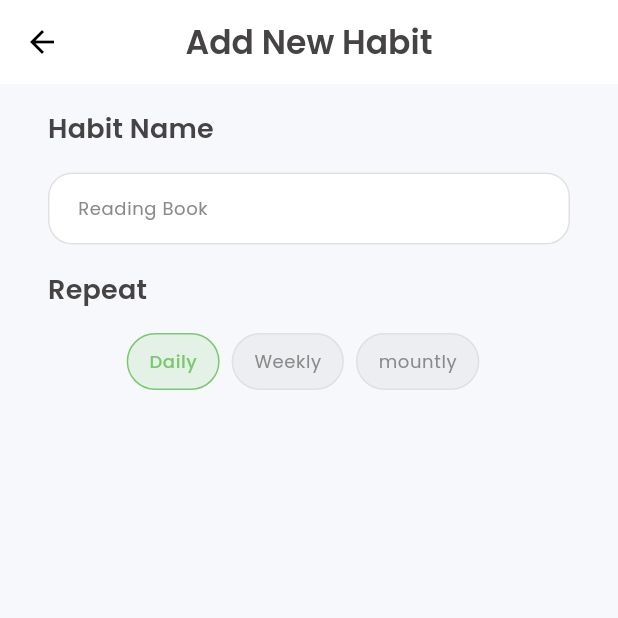
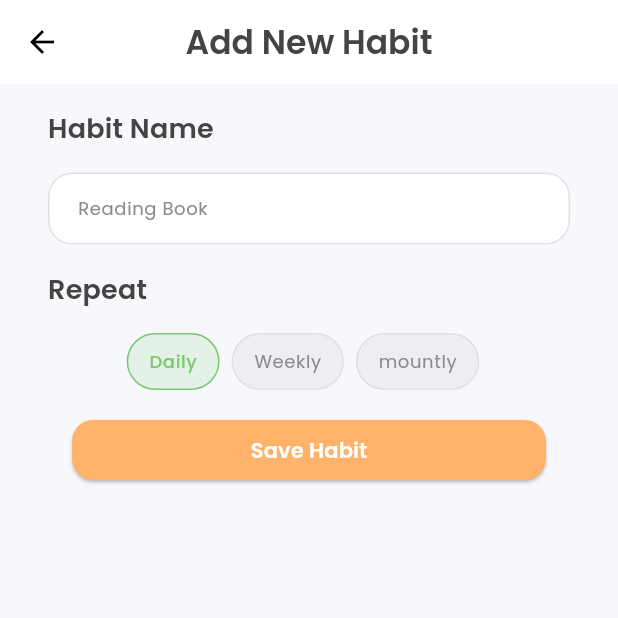
Before and after one commit to ikhsanmuhamad22/habbits_checker_app, a Flutter app: the screen it shows after launch, after a tap on "+ Add Habit", on a phone screen of 412 x 824 dp, the top half of it. Run offline on Flutter 3.47's test engine with Material 3 defaults, Android fonts, the phone set to English and light mode, and no system bars.

Commit message:
add: finnised v1

```diff
--- a/lib/models/habits_model.dart
+++ b/lib/models/habits_model.dart
@@ -1,13 +1,16 @@
+import 'package:habbits_checker/models/habit_repeat.dart';
+
 class Habit {
   final String title;
   bool isDone;
+  final HabitRepeat repeat;
 
-  Habit({required this.title, this.isDone = false});
+  Habit({required this.title, this.isDone = false, required this.repeat});
 }
 
 List<Habit> habits = [
-  Habit(title: 'Drink Water'),
-  Habit(title: 'Read Book'),
-  Habit(title: 'Exercise'),
-  Habit(title: 'Sleep Early'),
+  Habit(title: 'Drink Water', repeat: HabitRepeat.daily),
+  Habit(title: 'Read Book', repeat: HabitRepeat.daily),
+  Habit(title: 'Exercise', repeat: HabitRepeat.daily),
+  Habit(title: 'Sleep Early', repeat: HabitRepeat.daily),
 ];
--- a/lib/pages/add_habit_page.dart
+++ b/lib/pages/add_habit_page.dart
@@ -1,5 +1,7 @@
 import 'package:flutter/material.dart';
 import 'package:habbits_checker/models/habit_repeat.dart';
+import 'package:habbits_checker/models/habits_model.dart';
+import 'package:habbits_checker/theme/app_colors.dart';
 import 'package:habbits_checker/widgets/habit_name_input.dart';
 import 'package:habbits_checker/widgets/habit_repeat_input.dart';
 
@@ -11,18 +13,24 @@ class AddHabitPage extends StatefulWidget {
 }
 
 class _AddHabitPageState extends State<AddHabitPage> {
-  final TextEditingController habitController = TextEditingController();
-
   @override
   void dispose() {
     habitController.dispose();
     super.dispose();
   }
 
+  final TextEditingController habitController = TextEditingController();
+
   HabitRepeat repeat = HabitRepeat.daily;
 
   @override
   Widget build(BuildContext context) {
+    void saveHabit() {
+      if (habitController.text.trim().isEmpty) return;
+      final habit = Habit(title: habitController.text.trim(), repeat: repeat);
+      Navigator.pop(context, habit);
+    }
+
     return Scaffold(
       appBar: AppBar(
         centerTitle: true,
@@ -53,6 +61,23 @@ class _AddHabitPageState extends State<AddHabitPage> {
                 },
               ),
             ),
+            Container(
+              padding: EdgeInsets.all(16),
+              width: double.infinity,
+              child: ElevatedButton(
+                style: ButtonStyle(
+                  backgroundColor: WidgetStateProperty.all(AppColors.accent),
+                ),
+                onPressed: () => saveHabit(),
+                child: Text(
+                  'Save Habit',
+                  style: TextStyle(
+                    color: Colors.white,
+                    fontWeight: FontWeight.w600,
+                  ),
+                ),
+              ),
+            ),
           ],
         ),
       ),
--- a/lib/pages/main_page.dart
+++ b/lib/pages/main_page.dart
@@ -2,6 +2,7 @@ import 'package:flutter/material.dart';
 import 'package:habbits_checker/models/habits_model.dart';
 import 'package:habbits_checker/pages/add_habit_page.dart';
 import 'package:habbits_checker/theme/app_colors.dart';
+import 'package:habbits_checker/widgets/custom_drawer.dart';
 import 'package:habbits_checker/widgets/habit_checkbox.dart';
 import 'package:habbits_checker/widgets/habit_progress.dart';
 
@@ -15,15 +16,38 @@ class MainPage extends StatefulWidget {
 class _MainPageState extends State<MainPage> {
   @override
   Widget build(BuildContext context) {
+    void openAddHabitPage() async {
+      final Habit? newHabit = await Navigator.push(
+        context,
+        MaterialPageRoute(builder: (_) => const AddHabitPage()),
+      );
+
+      if (newHabit != null) {
+        setState(() {
+          habits.add(newHabit);
+        });
+      }
+    }
+
     return Scaffold(
       appBar: AppBar(
         centerTitle: true,
-        leading: Icon(Icons.format_list_bulleted_rounded),
+        leading: Builder(
+          builder: (context) {
+            return IconButton(
+              icon: const Icon(Icons.menu),
+              onPressed: () {
+                Scaffold.of(context).openDrawer();
+              },
+            );
+          },
+        ),
         title: Text(
           'Habit Chekcer',
           style: Theme.of(context).textTheme.titleLarge,
         ),
       ),
+      drawer: CustomDrawer(),
       body: Padding(
         padding: EdgeInsets.symmetric(vertical: 16, horizontal: 32),
         child: Column(
@@ -85,11 +109,7 @@ class _MainPageState extends State<MainPage> {
                 style: ButtonStyle(
                   backgroundColor: WidgetStateProperty.all(AppColors.accent),
                 ),
-                onPressed:
-                    () => Navigator.push(
-                      context,
-                      MaterialPageRoute(builder: (context) => AddHabitPage()),
-                    ),
+                onPressed: () => openAddHabitPage(),
                 child: Text(
                   '+ Add Habit',
                   style: TextStyle(
--- /dev/null
+++ b/lib/widgets/custom_drawer.dart
@@ -0,0 +1,22 @@
+import 'package:flutter/material.dart';
+
+class CustomDrawer extends StatelessWidget {
+  const CustomDrawer({super.key});
+
+  @override
+  Widget build(BuildContext context) {
+    return Drawer(
+      child: Padding(
+        padding: const EdgeInsets.symmetric(vertical: 0, horizontal: 32),
+        child: Column(
+          mainAxisAlignment: MainAxisAlignment.center,
+          crossAxisAlignment: CrossAxisAlignment.center,
+          children: [
+            Text('Habit checker v1'),
+            Text('develop and build by ihsan'),
+          ],
+        ),
+      ),
+    );
+  }
+}
```
